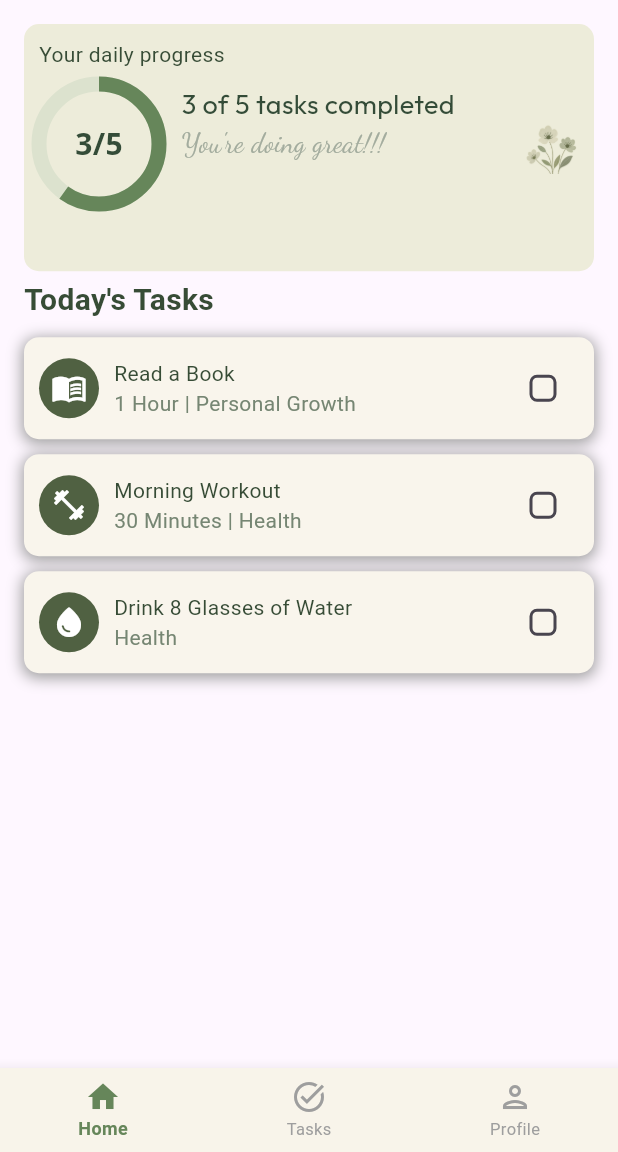
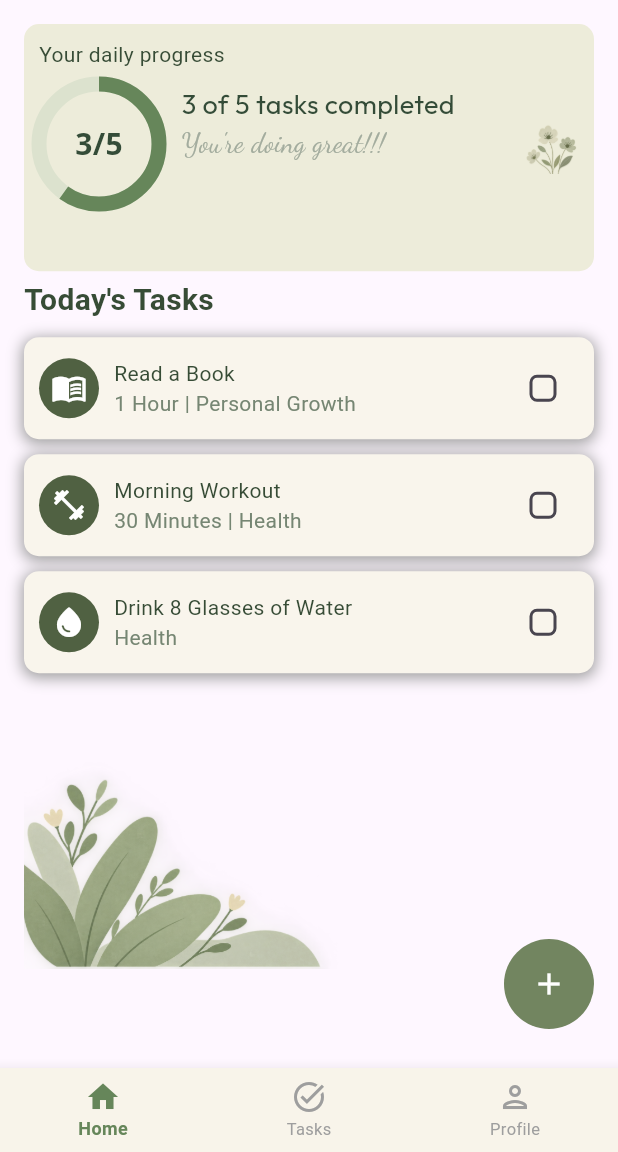
Before and after one commit to priyanshu6143/bloom, a Flutter app: the screen it shows after launch, on a phone screen of 412 x 824 dp, the part 84-1236 px from its top. Run offline on Flutter 3.47's test engine with Material 3 defaults, Android fonts, the phone set to English and light mode, and no system bars; our stand-ins replace google_fonts; Roboto replaces fonts that are missing (Tuffy, Ubuntu).

Commit message:
Added decorations

```diff
--- a/lib/homepage.dart
+++ b/lib/homepage.dart
@@ -340,6 +340,35 @@ class _HomepageState extends State<Homepage> {
                 ],
               ),
             ),
+            Expanded(
+                child: Stack(
+                  children: [
+                    Row(
+                      children: [
+                        Image.asset(
+                          "assets/img_1.png",
+                          height: MediaQuery.of(context).size.height * 0.90,
+                          width: MediaQuery.of(context).size.width * 0.90,
+                          //width: (MediaQuery.of(context).size.width * 0.15) .clamp(20.0, 40.0),
+                        )
+                      ],
+                    ),
+                    Positioned(
+                      right: 0,
+                      bottom: 10,
+                        child: IconButton(onPressed: () {},
+                            icon: Icon(Icons.add),
+                          style: IconButton.styleFrom(
+                            backgroundColor: Color(0XFF728560),
+                            foregroundColor: Colors.white,
+                            fixedSize: Size(60, 60),
+                            shape: CircleBorder(),
+                          )
+                        )
+                    )
+                  ]
+                )
+            )
           ],
         ),
       ),
--- a/pubspec.yaml
+++ b/pubspec.yaml
@@ -57,7 +57,8 @@ flutter:
   # the material Icons class.
   uses-material-design: true
   assets:
-    - assets/flower.png
+    - assets/
+
 
   # To add assets to your application, add an assets section, like this:
   # assets:
```
Also changed, not shown: assets/img_1.png (added).
